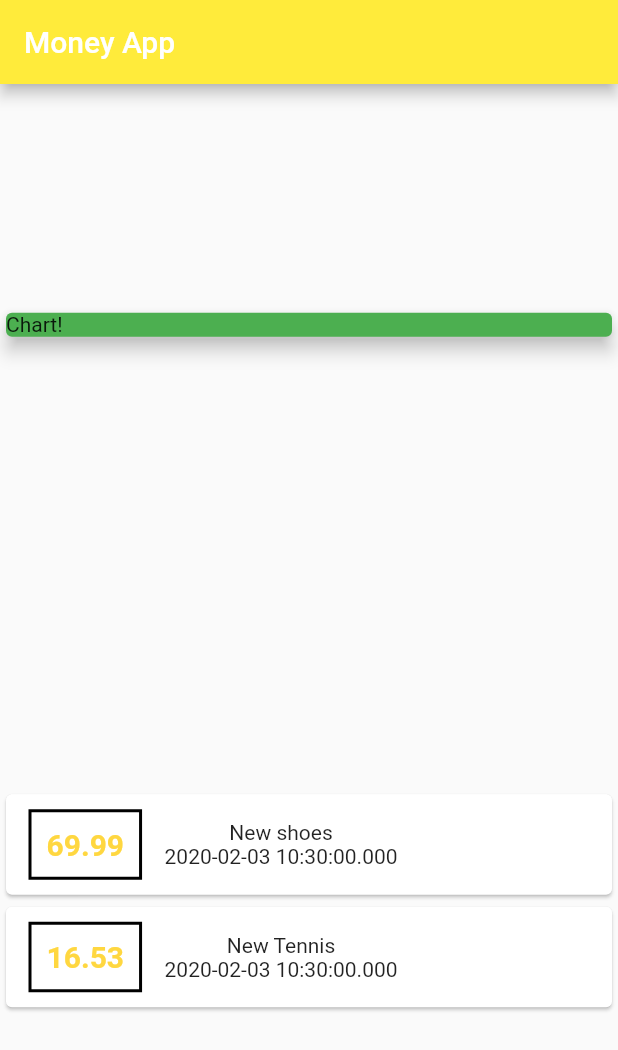
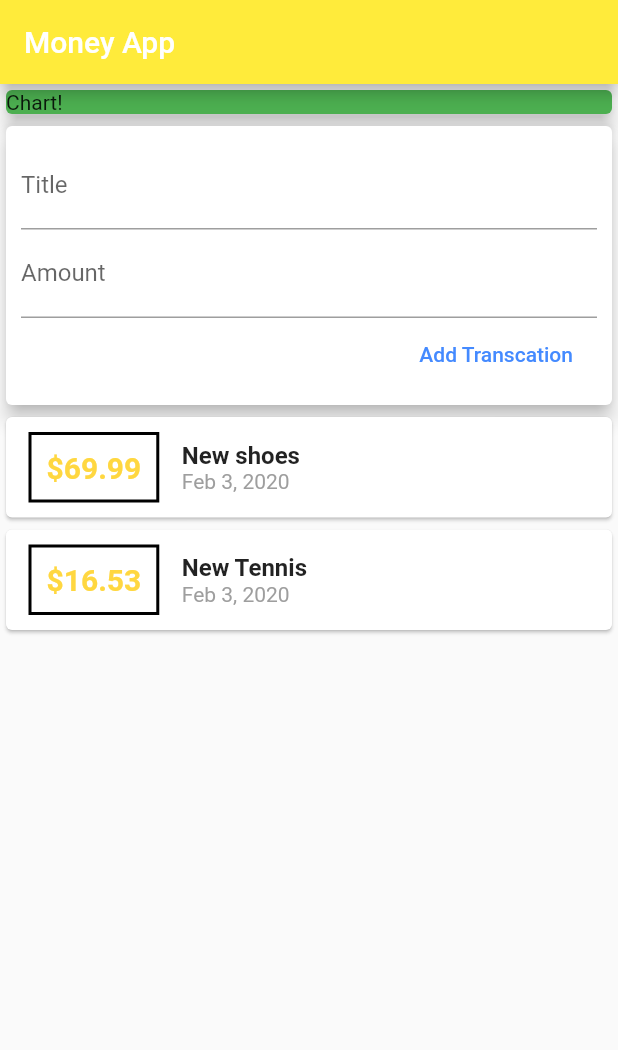
Before and after one commit to JamesRotimi/money_tracker_app, a Flutter app: the screen it shows after launch, on a phone screen of 412 x 824 dp. Shown: the top 1050 px of the screen. Run offline on Flutter 3.47's test engine with Material 2 defaults, Android fonts, the phone set to English and light mode, and no system bars.

Commit message:
Add new transaction to view non-scrollable

```diff
--- /dev/null
+++ b/lib/Widgets/new_transaction.dart
@@ -0,0 +1,45 @@
+import 'package:flutter/material.dart';
+
+class NewTransaction extends StatelessWidget {
+  final Function addTx;
+  final titleController = TextEditingController();
+  final amountController = TextEditingController();
+
+  NewTransaction(this.addTx);
+
+  @override
+  Widget build(BuildContext context) {
+    return Card(
+      elevation: 5,
+      child: Container(
+        padding: EdgeInsets.all(10),
+        child: Column(
+          crossAxisAlignment: CrossAxisAlignment.end,
+          children: <Widget>[
+            TextField(
+              decoration: InputDecoration(labelText: 'Title'),
+              controller: titleController,
+//                    onChanged: (value) {
+//                      titleInput = value;
+//                    },
+            ),
+            TextField(
+              decoration: InputDecoration(labelText: 'Amount'),
+              controller: amountController,
+//                    onChanged: (val) {
+//                      amountInput = val;
+//                    },
+            ),
+            FlatButton(
+              child: Text('Add Transcation'),
+              textColor: Colors.blueAccent,
+              onPressed: () {
+                 addTx(titleController.text, double.parse(amountController.text));
+              },
+            )
+          ],
+        ),
+      ),
+    );
+  }
+}
--- /dev/null
+++ b/lib/Widgets/transaction_list.dart
@@ -0,0 +1,55 @@
+import 'package:flutter/material.dart';
+import '../models/transaction.dart';
+import 'package:intl/intl.dart';
+
+class TransactionList extends StatelessWidget {
+final List<Transaction> transactions;
+
+TransactionList(this.transactions);
+
+@override
+  Widget build(BuildContext context) {
+    return Column(
+        children: transactions.map((tx) {
+          return Card(
+            child: Row(
+              children: <Widget>[
+                Container(
+                  margin: EdgeInsets.symmetric(
+                    vertical: 10,
+                    horizontal: 15,
+                  ),
+                  decoration: BoxDecoration(
+                    border: Border.all(color: Colors.black, width: 2),
+                  ),
+                  padding: EdgeInsets.all(10),
+                  child: Text(
+                    '\$${tx.amount}',
+                    style: TextStyle(
+                      fontWeight: FontWeight.bold,
+                      fontSize: 20,
+                      color: Colors.amberAccent,
+                    ),
+                  ),
+                ),
+                Column(
+                  crossAxisAlignment: CrossAxisAlignment.start,
+                  children: <Widget>[
+                    Text(
+                      tx.title,
+                      style: TextStyle(
+                          fontSize: 16, fontWeight: FontWeight.bold),
+                    ),
+                    Text(
+                      DateFormat.yMMMd().format(tx.date),
+                      style: TextStyle(color: Colors.grey),
+                    ),
+                  ],
+                )
+              ],
+            ),
+          );
+        }).toList()
+    );
+  }
+}
--- /dev/null
+++ b/lib/Widgets/user_transactions.dart
@@ -0,0 +1,37 @@
+import 'package:flutter/material.dart';
+import './new_transaction.dart';
+import './transaction_list.dart';
+import '../models/transaction.dart';
+
+class UserTransaction extends StatefulWidget {
+  @override
+  _UserTransactionState createState() => _UserTransactionState();
+}
+
+class _UserTransactionState extends State<UserTransaction> {
+  final List<Transaction> _userTransactions = [
+    Transaction(
+        id: 'r1', title: 'New shoes', amount: 69.99, date: DateTime.now()),
+    Transaction(
+        id: 'r2', title: 'New Tennis', amount: 16.53, date: DateTime.now()),
+  ];
+
+  void _addNewTransaction(String txTitle, double txAmount){
+      final newTx = Transaction(title: txTitle, amount: txAmount, date: DateTime.now(),
+      id: DateTime.now().toString());
+
+
+  setState(() {
+    _userTransactions.add(newTx);
+   });
+  }
+  @override
+  Widget build(BuildContext context) {
+    return Column(
+      children: <Widget>[
+        NewTransaction(_addNewTransaction),
+        TransactionList(_userTransactions),
+      ],
+    );
+  }
+}
--- a/lib/main.dart
+++ b/lib/main.dart
@@ -1,5 +1,5 @@
 import 'package:flutter/material.dart';
-import './transaction.dart';
+import 'package:money_tracker_app/Widgets/user_transactions.dart';
 
 void main() => runApp(MyApp());
 
@@ -17,19 +17,18 @@ class MyApp extends StatelessWidget {
 // This widget is the root of your application.
 
 class MyHomePage extends StatelessWidget {
-  final List<Transaction> transactions = [
-    Transaction(
-        id: 'r1', title: 'New shoes', amount: 69.99, date: DateTime.now()),
-    Transaction(
-        id: 'r2', title: 'New Tennis', amount: 16.53, date: DateTime.now()),
-  ];
 
+//  String titleInput;
+//  String amountInput;
+
+  final titleController = TextEditingController();
+  final amountController = TextEditingController();
   @override
   Widget build(BuildContext context) {
     return Scaffold(
       appBar: AppBar(backgroundColor: Colors.yellow, title: Text('Money App')),
       body: Column(
-        mainAxisAlignment: MainAxisAlignment.spaceAround,
+        //mainAxisAlignment: MainAxisAlignment.start,
         crossAxisAlignment: CrossAxisAlignment.stretch,
         children: <Widget>[
           Container(
@@ -40,40 +39,7 @@ class MyHomePage extends StatelessWidget {
               elevation: 5,
             ),
           ),
-          Column(
-              children: transactions.map((tx) {
-            return Card(
-              child: Row(
-                children: <Widget>[
-                  Container(
-                    margin: EdgeInsets.symmetric(
-                      vertical: 10,
-                      horizontal: 15,
-                    ),
-                    decoration: BoxDecoration(
-                      border: Border.all(color: Colors.black, width: 2),
-                    ),
-                    padding: EdgeInsets.all(10),
-                    child: Text(
-                      tx.amount.toString(),
-                      style: TextStyle(
-                        fontWeight: FontWeight.bold,
-                        fontSize: 20,
-                        color: Colors.amberAccent,
-
-                      ),
-                    ),
-                  ),
-                  Column(
-                    children: <Widget>[
-                      Text(tx.title),
-                      Text(tx.date.toString()),
-                    ],
-                  )
-                ],
-              ),
-            );
-          }).toList()),
+          UserTransaction()
         ],
       ),
     );
--- a/pubspec.yaml
+++ b/pubspec.yaml
@@ -27,6 +27,7 @@ dependencies:
 dev_dependencies:
   flutter_test:
     sdk: flutter
+  intl: ^0.16.1
 
 
 # For information on the generic Dart part of this file, see the
```
Also changed, not shown: lib/models/transaction.dart (renamed from lib/transaction.dart), pubspec.lock.
